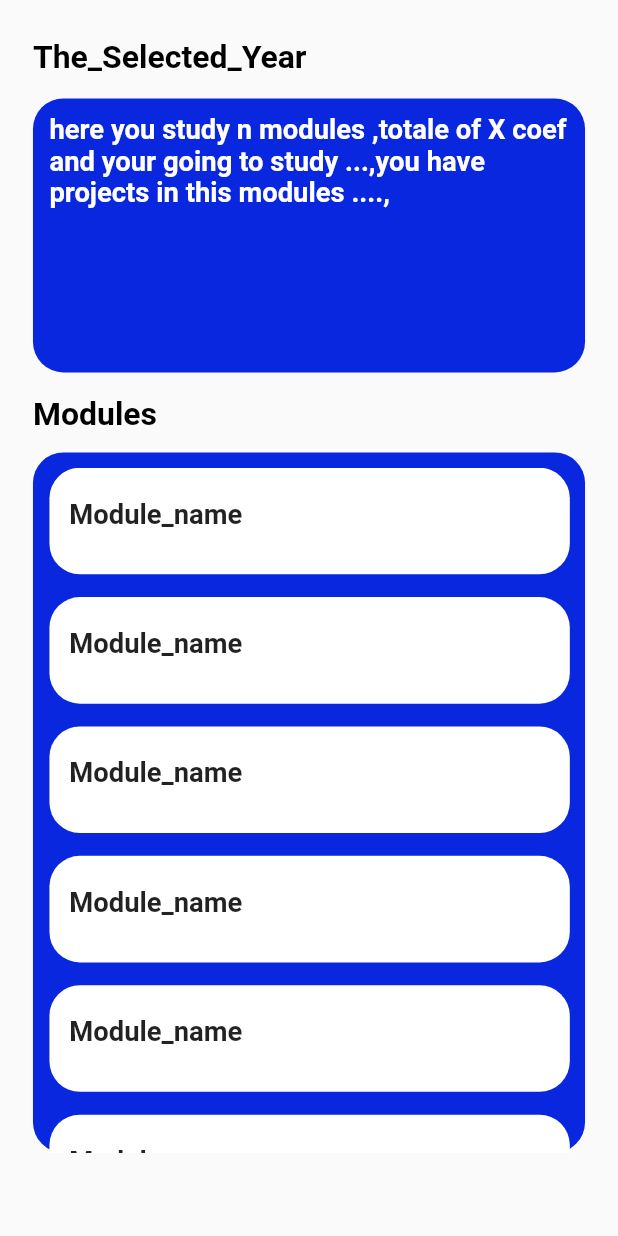
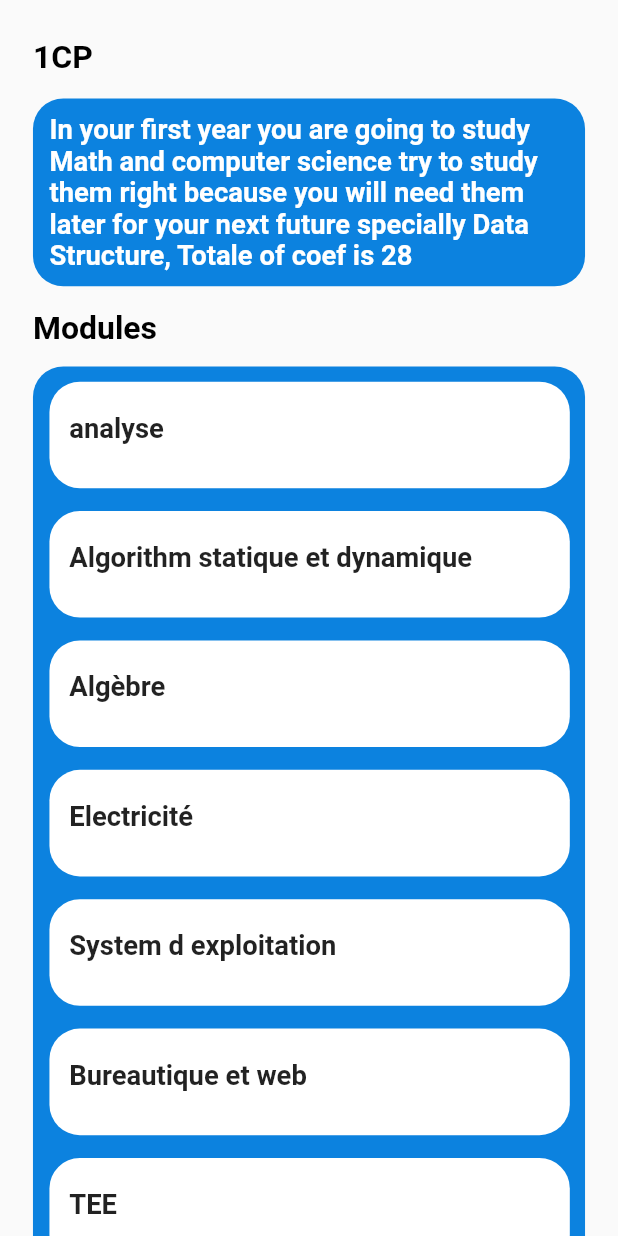
Before and after one commit to chakibdzm/Esi-lib, a Flutter app: the ResourcesPage screen opened directly, on a phone screen of 412 x 824 dp. Run offline on Flutter 3.47's test engine with Material 2 defaults, Android fonts, the phone set to English and light mode, and no system bars; our stand-ins replace firebase_auth, flutter_staggered_animations, flutter_svg, form_field_validator, get; accounts and stored records are empty; Roboto replaces fonts that are missing (GTWalsheimPro).

Commit message:
modules and resources pages

```diff
--- a/lib/Colors.dart
+++ b/lib/Colors.dart
@@ -10,8 +10,3 @@ var RoseBgradient=const LinearGradient(
   begin: Alignment.topLeft,
   end: Alignment.bottomRight,
 );
-var Scafgradient=const LinearGradient(
-  colors: [Color(0xffe9bff1), Color(0xff0c82df)],
-  begin: Alignment.bottomCenter,
-  end: Alignment.topCenter,
-);
--- a/lib/Screens/DevScreen/ListOf_resources.dart
+++ b/lib/Screens/DevScreen/ListOf_resources.dart
@@ -3,7 +3,8 @@ List articles = [
     'name': 'Flutter Zero to Hero',
     'image': 'assets/illustrations/Google-flutter-logo.svg',
     'article':
-        'What is the main purpose of Flutter ? Flutter is an open-source UI software development kit created by Google. It is used to develop cross-platform applications for Android, iOS, Linux, macOS, Windows, Google Fuchsia, and the web from a single codebase.',
+        'What is the main purpose of Flutter ? Flutter is an open-source UI software development kit created by Google. It is used to develop cross-platform applications for Android, iOS, Linux, macOS, Windows, Google Fuchsia, and the web from a single codebase.'
+            'First of all you Need to learn basics like \n \n ♦  Whats Statefull/less widget and difference \n \n ♦  AppBar,Container,Column,Row,Paddding.. \n \n ♦  Statemanagement like Provider,GetX.. \n \n ♦  Validation and FormFields,Keys.. ',
     'resources': [
       {
         'id':1,
--- a/lib/Screens/DevScreen/tet.dart
+++ b/lib/Screens/DevScreen/tet.dart
@@ -59,7 +59,7 @@ class _SecondScreenState extends State<SecondScreen> {
               style: TextStyle(
                 fontWeight: FontWeight.w600,
                 fontSize: 30,
-                color:  Color(0xE6C6C2C2),
+                color:  Colors.white,
               ),
             ),
           ),
--- /dev/null
+++ b/lib/Screens/Year_resources/List_Modules.dart
@@ -0,0 +1,48 @@
+List modules=[
+  {
+  'year':'1CP',
+  'article':'In your first year you are going to study Math and computer science try to study them right because you will need them later for your next future specially Data Structure, Totale of coef is 28',
+    'modules':[
+          {
+            'name':'analyse',
+            'article':'in this module you will study pure math that u will need for your second year and later in AI and Data science',
+      },
+      {
+        'name':'Algorithm statique et dynamique',
+        'article':'in this module you will study pure math that u will need for your second year and later in AI and Data science',
+      },
+      {
+        'name': 'Algèbre',
+        'article': 'in this module you will study pure math that u will need for your second year and later in AI and Data science',
+      },
+      {
+        'name': 'Electricité',
+        'article': 'in this module you will study pure math that u will need for your second year and later in AI and Data science',
+      },
+      {
+        'name': 'System d exploitation',
+        'article': 'in this module you will study pure math that u will need for your second year and later in AI and Data science',
+      },
+      {
+        'name': 'Bureautique et web',
+        'article': 'in this module you will study pure math that u will need for your second year and later in AI and Data science',
+      },
+      {
+        'name': 'TEE',
+        'article': 'in this module you will study pure math that u will need for your second year and later in AI and Data science',
+      },
+      {
+        'name': 'Architecture des ordinateurs',
+        'article': 'in this module you will study pure math that u will need for your second year and later in AI and Data science',
+      },
+      ],
+  },
+
+
+];
+List resources =[
+    'mohsin el miski',
+    'exo maroc',
+    'mohamed el bahi',
+    'djamal math'
+];
--- a/lib/Screens/Year_resources/Resources_screen.dart
+++ b/lib/Screens/Year_resources/Resources_screen.dart
@@ -1,3 +1,4 @@
+import 'package:esilib/Screens/Year_resources/List_Modules.dart';
 import 'package:esilib/Screens/Year_resources/Module_details.dart';
 import 'package:esilib/size_config.dart';
 import 'package:flutter/material.dart';
@@ -15,7 +16,13 @@ class _ResourcesPageState extends State<ResourcesPage> {
     SizeConfig().init(context);
     return SafeArea(
       child: Scaffold(
-        body: Column(
+        body: NotificationListener<OverscrollIndicatorNotification>(
+          onNotification: (OverscrollIndicatorNotification overscroll) {
+            overscroll.disallowGlow();
+            return true;
+          },
+          child: SingleChildScrollView(
+            child: Column(
               crossAxisAlignment: CrossAxisAlignment.start,
               children: [
                 SizedBox(
@@ -24,7 +31,7 @@ class _ResourcesPageState extends State<ResourcesPage> {
                 Padding(
                   padding: EdgeInsets.only(left: getWidth(20)),
                   child: Text(
-                'The_Selected_Year',
+                    modules[0]['year'],
                     style: TextStyle(
                       color: Colors.black,
                       fontWeight: FontWeight.w700,
@@ -38,13 +45,15 @@ class _ResourcesPageState extends State<ResourcesPage> {
                 Padding(
                   padding: EdgeInsets.symmetric(horizontal: getWidth(20)),
                   child: Container(
-                height: getHeight(180),
+                    constraints: const BoxConstraints(
+                      maxHeight: double.infinity
+                    ),
                     width: getWidth(375),
                     decoration: BoxDecoration(
-                    color: const Color(0xFF0A27E0),
+                        color: const Color(0xff0c82df),
                         borderRadius: BorderRadius.circular(getHeight(20))),
                     child: Padding(padding: EdgeInsets.symmetric(horizontal: getWidth(10),vertical: getHeight(10)),
-                child: Text('here you study n modules ,totale of X coef and your going to study ...,you have projects in this modules ....,',
+                    child: Text(modules[0]['article'],
                     style: TextStyle(
                       color: Colors.white,
                       fontWeight: FontWeight.w600,
@@ -71,20 +80,17 @@ class _ResourcesPageState extends State<ResourcesPage> {
                 Padding(
                   padding: EdgeInsets.symmetric(horizontal: getWidth(20)),
                   child: Container(
-                height: getHeight(460),
+                    constraints: const BoxConstraints(
+                      maxHeight: double.infinity
+                    ),
                     width: getWidth(375),
                     decoration: BoxDecoration(
-                  color: const Color(0xFF0A27E0),
+                      color: const Color(0xff0c82df),
                       borderRadius: BorderRadius.circular(getHeight(20)),
                     ),
                     child: Padding(
                       padding: EdgeInsets.only(left: getWidth(10),right: getHeight(10),
-                  top: getHeight(10)),
-                  child: NotificationListener<OverscrollIndicatorNotification>(
-                    onNotification: (OverscrollIndicatorNotification overscroll) {
-                      overscroll.disallowGlow();
-                      return true;
-                    },
+                      top: getHeight(10),bottom: getHeight(10)),
                       child: ListView.separated(
                           separatorBuilder: (BuildContext context, int index) {
                             return SizedBox(
@@ -92,7 +98,7 @@ class _ResourcesPageState extends State<ResourcesPage> {
                             );
                           },
                           scrollDirection: Axis.vertical,
-                        itemCount: 8,
+                          itemCount: modules[0]['modules'].length,
                           shrinkWrap: true,
                           itemBuilder: (BuildContext context, int index) =>
                               SingleChildScrollView(
@@ -116,14 +122,16 @@ class _ResourcesPageState extends State<ResourcesPage> {
                                         child: Padding(
                                           padding: EdgeInsets.only(left: getWidth(12),
                                               top: getHeight(20)),
-                                        child: Text('Module_name',
+                                          child: Text(modules[0]['modules'][index]['name'],
                                             style: TextStyle(
                                                 fontSize: getHeight(18),
                                                 fontWeight: FontWeight.w600
                                             ),),
                                         ),
                                       ),
-                                  )
+                                    ),
+
+
                                   ],
                                 ),
                               ),
@@ -131,8 +139,10 @@ class _ResourcesPageState extends State<ResourcesPage> {
                     ),
                   ),
                 ),
-            )
+                SizedBox(height: getHeight(20),)
               ],
+            ),
+          ),
         ),
       ),
     );
```
Also changed, not shown: lib/Bottom_nav_bar/Bottom_nav_bar.dart (+11 -2 lines), lib/Screens/Year_resources/Module_details.dart (+19 -6 lines). Lines whose indentation alone changed are shown as unchanged.
